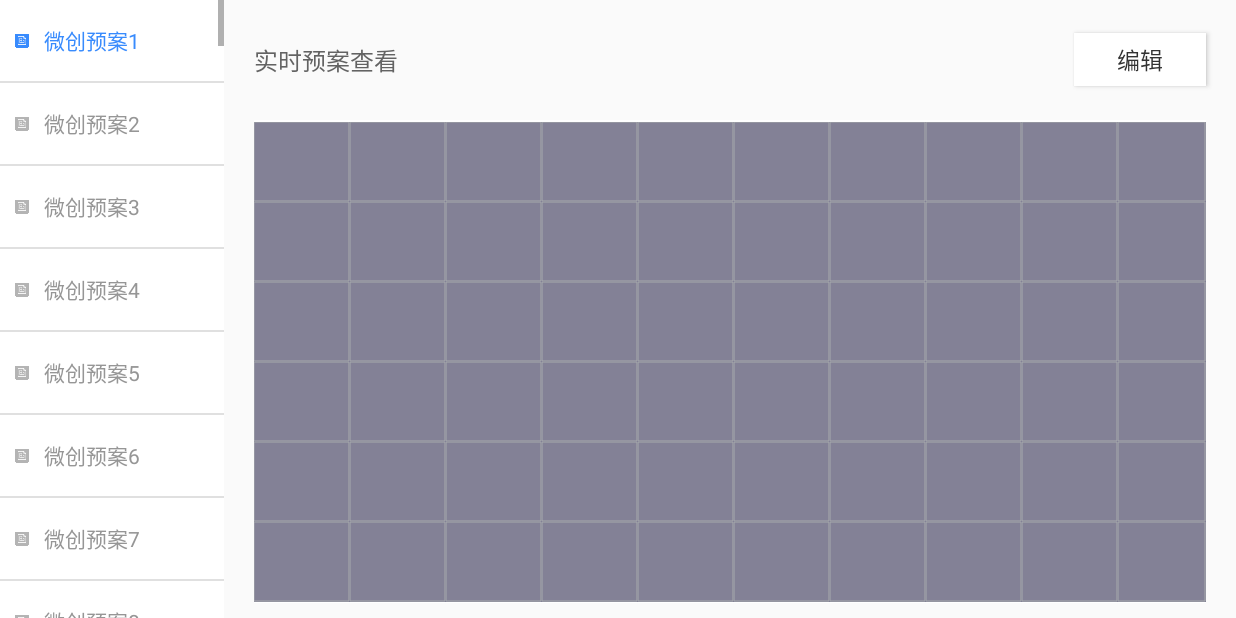
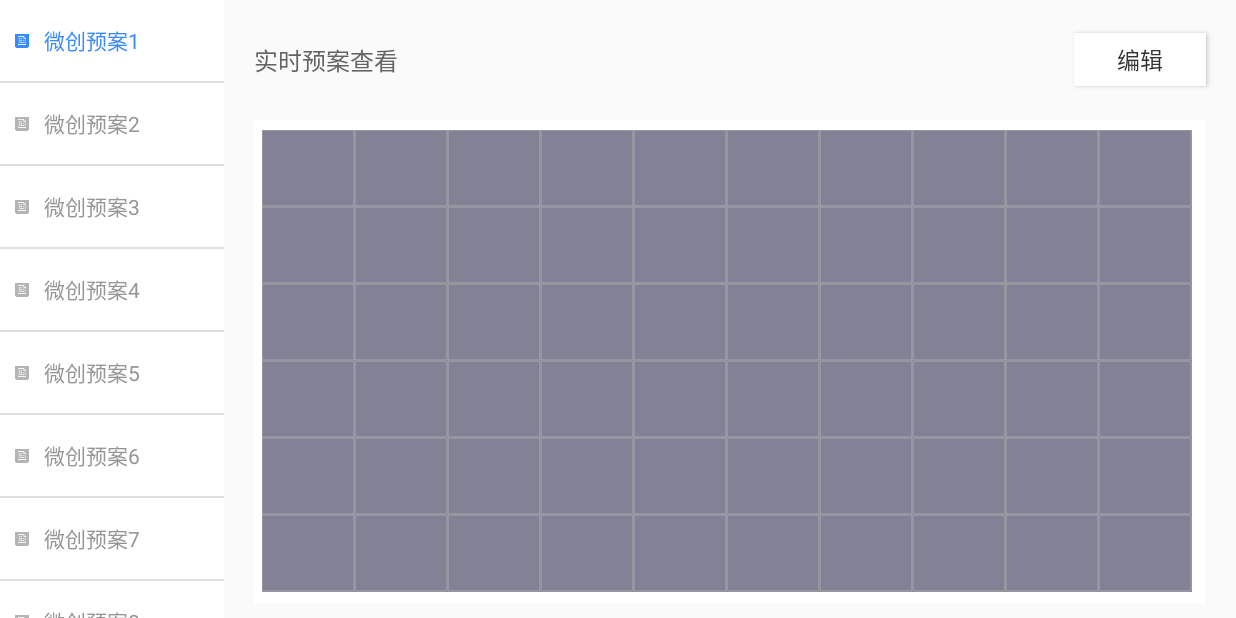
Before and after one commit to hanouba/armsMVP, an Android app: the GreenActivity screen opened directly, with no data from a screen before it, after a tap on an icon or button, on a phone screen of 824 x 412 dp (held sideways). Run offline under Robolectric (Android 15) with nearby library versions, the phone set to English and light mode, and no system bars; 1 statement that could not run was skipped.

Commit message:
登录界面实现

```diff
--- a/fullvideo/src/main/java/com/hansen/fullvideo/GreenActivity.java
+++ b/fullvideo/src/main/java/com/hansen/fullvideo/GreenActivity.java
@@ -246,7 +246,7 @@ public class GreenActivity extends AppCompatActivity implements View.OnClickList
                 tx.setId((i - 1) * columnNum + j);
                 //相对布局参数
                 RelativeLayout.LayoutParams rp = new RelativeLayout.LayoutParams(
-                        aveWidth * 32 / 32 + 1,
+                        aveWidth * 32 / 32,
                         gridHeight);
                 //文字对齐方式
                 tx.setGravity(Gravity.CENTER);
--- a/fullvideo/src/main/java/com/hansen/fullvideo/MainActivity.java
+++ b/fullvideo/src/main/java/com/hansen/fullvideo/MainActivity.java
@@ -125,7 +125,7 @@ public class MainActivity extends AppCompatActivity{
     }
 
     public void openOld(View view) {
-        Intent intent = new Intent(this,OldActivity.class);
+        Intent intent = new Intent(this,LoginActivity.class);
         startActivity(intent);
     }
 }
--- a/fullvideo/src/main/res/drawable-v24/main_course7.xml
+++ b/fullvideo/src/main/res/drawable-v24/main_course7.xml
@@ -1,5 +1,5 @@
 <?xml version="1.0" encoding="utf-8"?>
 <shape xmlns:android="http://schemas.android.com/apk/res/android" >
         <solid android:color="@color/courseTable7" />
-        <corners android:radius="5dp" />
+        <corners android:radius="0dp" />
 </shape>
--- a/fullvideo/src/main/res/drawable-v24/main_course8.xml
+++ b/fullvideo/src/main/res/drawable-v24/main_course8.xml
@@ -1,5 +1,5 @@
 <?xml version="1.0" encoding="utf-8"?>
 <shape xmlns:android="http://schemas.android.com/apk/res/android" >
         <solid android:color="@color/courseTable8" />
-        <corners android:radius="5dp" />
+        <corners android:radius="0dp" />
 </shape>
--- a/fullvideo/src/main/res/drawable-v24/main_course9.xml
+++ b/fullvideo/src/main/res/drawable-v24/main_course9.xml
@@ -1,5 +1,5 @@
 <?xml version="1.0" encoding="utf-8"?>
 <shape xmlns:android="http://schemas.android.com/apk/res/android" >
         <solid android:color="@color/courseTable9" />
-        <corners android:radius="5dp" />
+        <corners android:radius="0dp" />
 </shape>
--- a/fullvideo/src/main/res/layout/activity_green.xml
+++ b/fullvideo/src/main/res/layout/activity_green.xml
@@ -11,6 +11,7 @@
         android:background="#FFF"
         android:id="@+id/lv_template"
         android:layout_width="0dp"
+        android:scrollbars="none"
         android:layout_height="match_parent"
         android:layout_weight="2" />
 
@@ -68,6 +69,8 @@
             android:layout_marginLeft="20dp"
             android:layout_marginRight="20dp"
             android:layout_marginBottom="10dp"
+            android:padding="5dp"
+            android:background="#fff"
             android:layout_width="match_parent"
             android:layout_height="match_parent">
 
@@ -77,7 +80,6 @@
             android:id="@+id/ll_big_screen"
             android:layout_width="match_parent"
             android:layout_height="match_parent"
-
             android:background="#fff"
             android:orientation="vertical">
 
--- a/fullvideo/src/main/res/values/colors.xml
+++ b/fullvideo/src/main/res/values/colors.xml
@@ -24,4 +24,5 @@
     <color name="color_636363">#636363</color>
     <color name="color_323232">#323232</color>
     <color name="color_d1e3ff">#D1E3FF</color>
+    <color name="color_2f8cfe">#2F8CFE</color>
 </resources>
--- a/fullvideo/src/main/res/values/strings.xml
+++ b/fullvideo/src/main/res/values/strings.xml
@@ -1,4 +1,5 @@
 <resources>
-    <string name="app_name">fullvideo</string>
+    <string name="app_name">大屏控制客户端</string>
+    <string name="sytem_login">系统登录</string>
     <string name="camera_and_location_rationale">camera_and_location_rationale</string>
 </resources>
--- a/fullvideo/src/main/res/values/styles.xml
+++ b/fullvideo/src/main/res/values/styles.xml
@@ -3,9 +3,9 @@
     <!-- Base application theme. -->
     <style name="AppTheme" parent="Theme.AppCompat.Light.NoActionBar">
         <!-- Customize your theme here. -->
-        <item name="colorPrimary">@color/colorPrimary</item>
-        <item name="colorPrimaryDark">@color/colorPrimaryDark</item>
-        <item name="colorAccent">@color/colorAccent</item>
+        <item name="colorPrimary">@color/color_2f8cfe</item>
+        <item name="colorPrimaryDark">@color/color_2f8cfe</item>
+        <item name="colorAccent">@color/color_2f8cfe</item>
     </style>
 
 
```
Also changed, not shown: fullvideo/src/main/AndroidManifest.xml (+5 -2 lines), fullvideo/src/main/java/com/hansen/fullvideo/LoginActivity.java (added, +13 -0 lines), fullvideo/src/main/res/layout/activity_login.xml (added, +144 -0 lines), fullvideo/src/main/res/mipmap-xxhdpi/logo_login.png (added).
